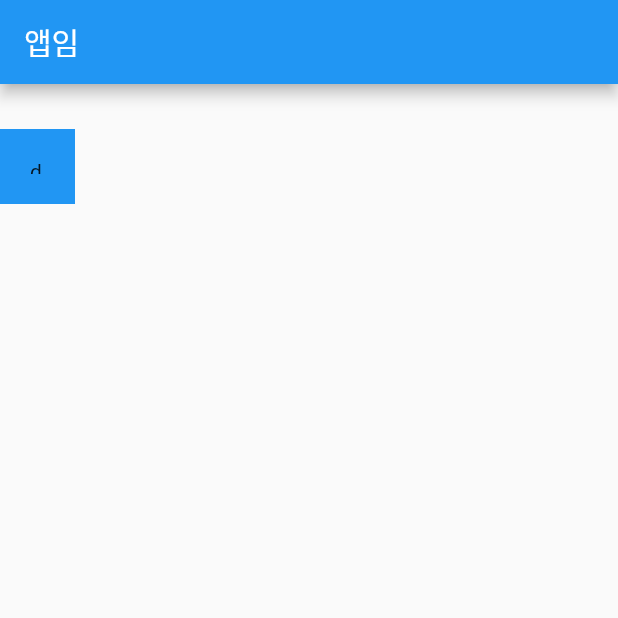
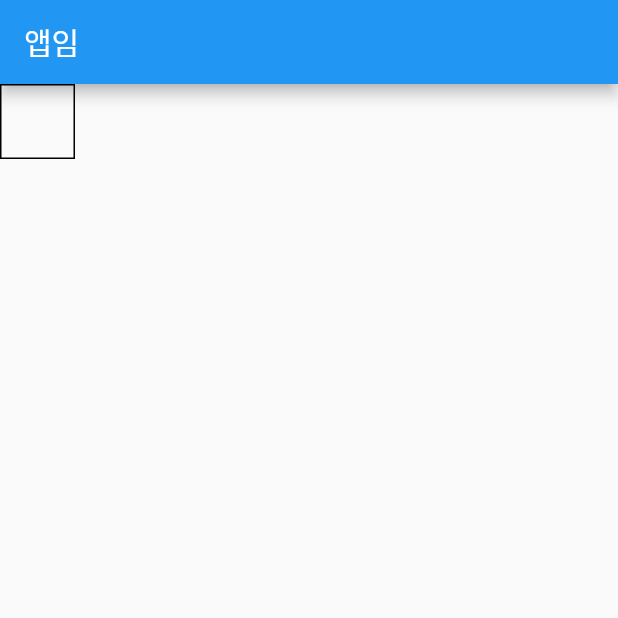
Before and after one commit to hub0502/flutter-practice, a Flutter app: the screen it shows after launch, on a phone screen of 412 x 824 dp, the top half of it. Run offline on Flutter 3.47's test engine with Material 2 defaults, Android fonts, the light colour scheme and no system bars.

Commit message:
box controll decoration

```diff
--- a/lib/main.dart
+++ b/lib/main.dart
@@ -13,11 +13,10 @@ class MyApp extends StatelessWidget {
         home: Scaffold(
             appBar: AppBar(title: Text('앱임')),
             body: Container(
-                width: 50,
-                height: 50,
-                color: Colors.blue,
-                padding: EdgeInsets.all(20),
-                child: Text('dddd'),
-                margin: EdgeInsets.fromLTRB(0, 30, 0, 0))));
+              width: 50,
+              height: 50,
+              decoration:
+                  BoxDecoration(border: Border.all(color: Colors.black)),
+            )));
   }
 }
```
